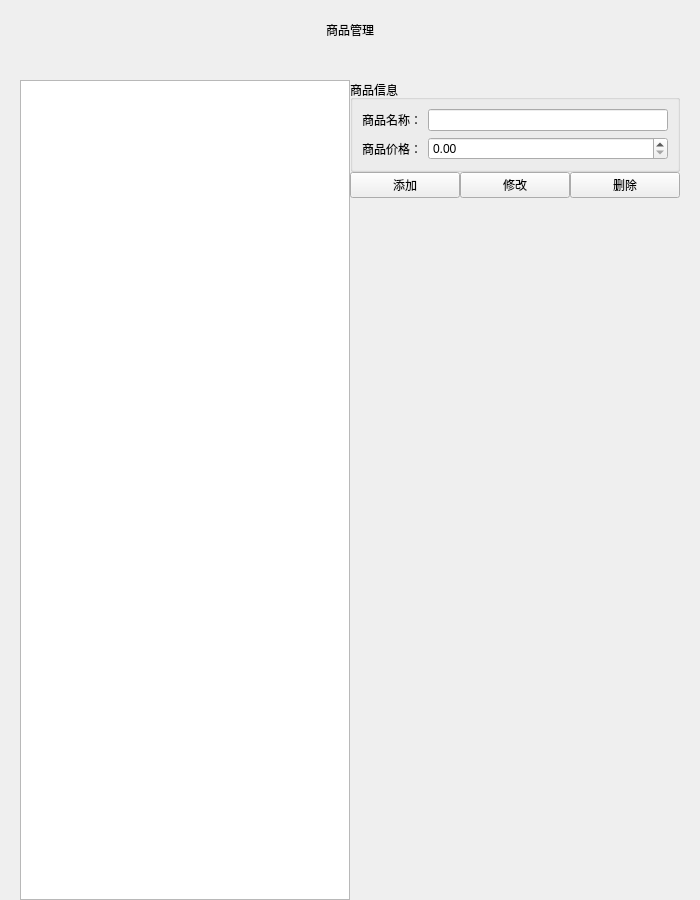
KBchulan/HungerYet, file client/menumanagerdialog.ui: the form before one commit.
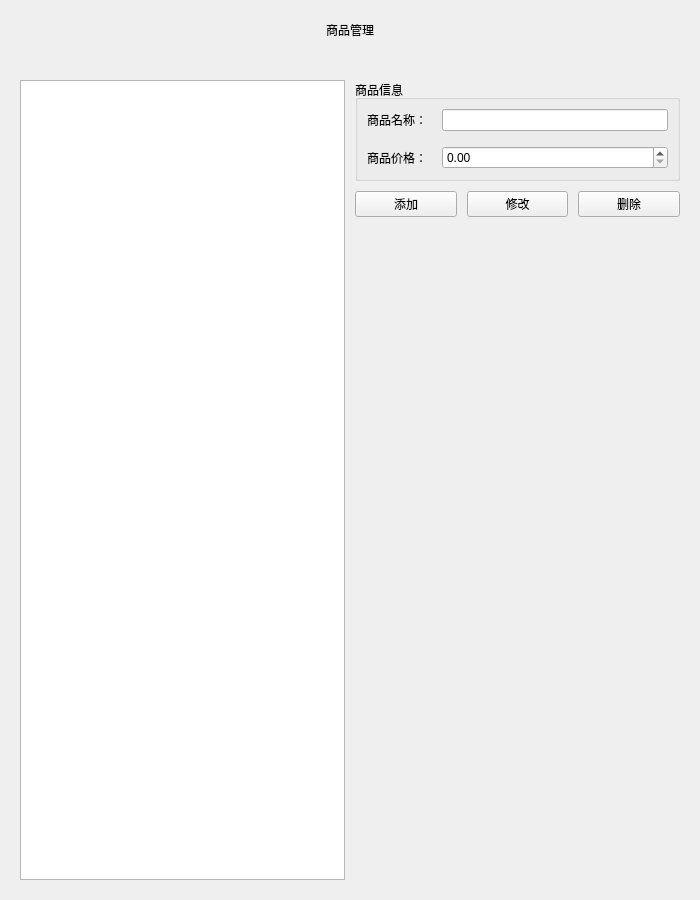
The form after the commit.

Diff of the .ui file:
```diff
--- a/client/menumanagerdialog.ui
+++ b/client/menumanagerdialog.ui
@@ -50,6 +50,9 @@
    </item>
    <item>
     <layout class="QHBoxLayout" name="horizontalLayout_2">
+     <property name="spacing">
+      <number>10</number>
+     </property>
      <property name="leftMargin">
       <number>20</number>
      </property>
@@ -59,6 +62,9 @@
      <property name="rightMargin">
       <number>20</number>
      </property>
+     <property name="bottomMargin">
+      <number>20</number>
+     </property>
      <item>
       <widget class="QListWidget" name="menuList">
        <property name="minimumSize">
@@ -77,6 +83,12 @@
           <string>商品信息</string>
          </property>
          <layout class="QFormLayout" name="formLayout">
+          <property name="horizontalSpacing">
+           <number>15</number>
+          </property>
+          <property name="verticalSpacing">
+           <number>15</number>
+          </property>
           <item row="0" column="0">
            <widget class="QLabel" name="nameLabel">
             <property name="text">
@@ -106,6 +118,9 @@
        </item>
        <item>
         <layout class="QHBoxLayout" name="horizontalLayout_3">
+         <property name="spacing">
+          <number>10</number>
+         </property>
          <item>
           <widget class="QPushButton" name="addButton">
            <property name="text">
```
Left out of the diff: 6 changed lines with no effect on the pictures.
